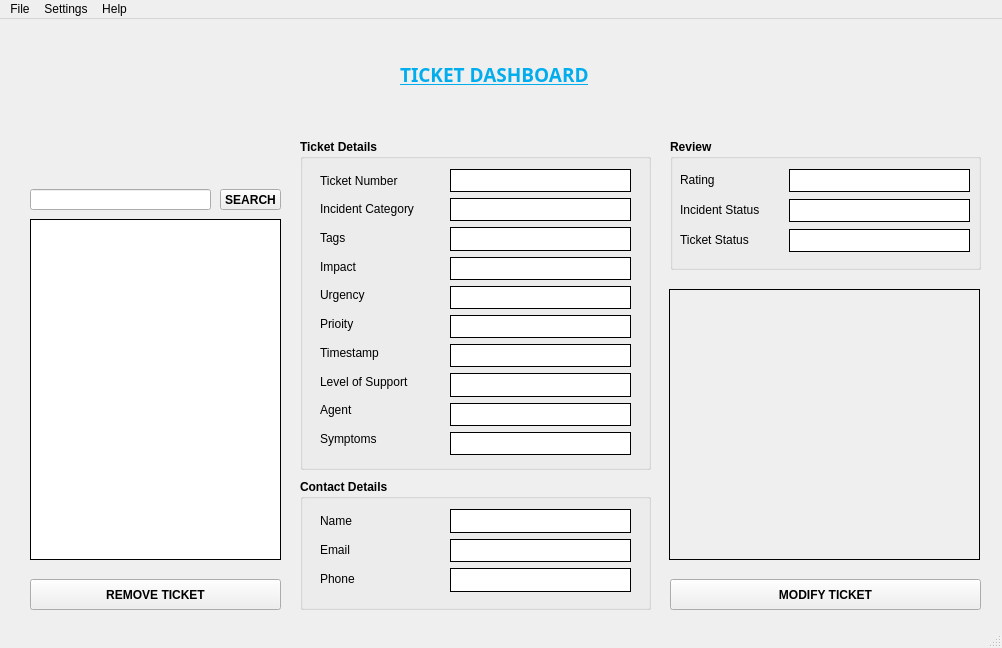
Qt form mainwindow.ui (27011389/BitTicket) before a commit.
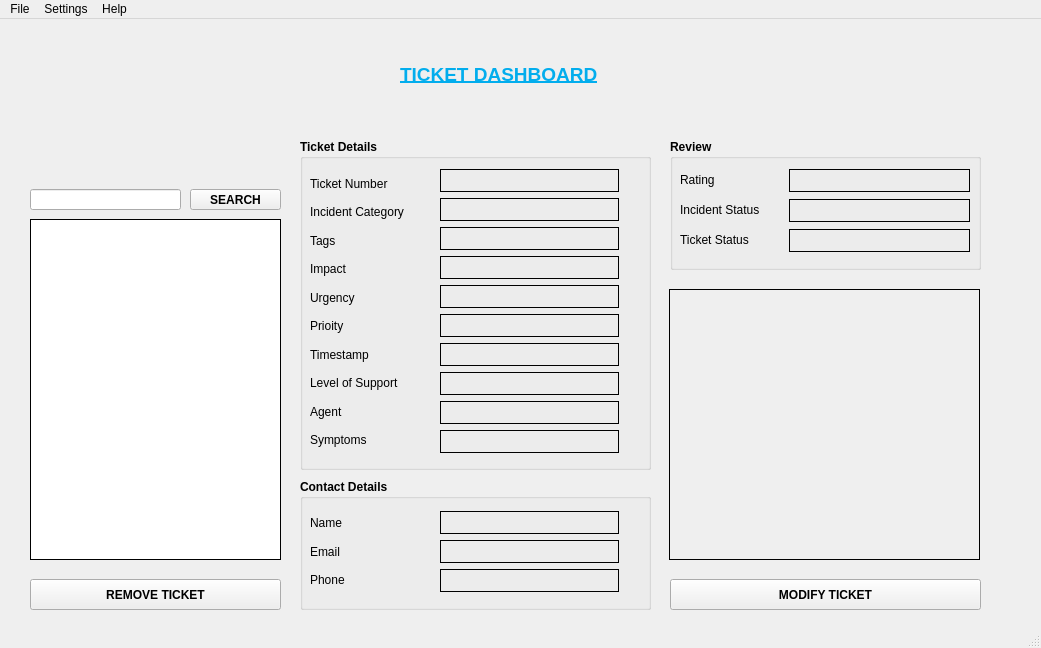
The same form after that commit. Icons and pictures are not drawn.

```diff
--- a/mainwindow.ui
+++ b/mainwindow.ui
@@ -6,7 +6,7 @@
    <rect>
     <x>0</x>
     <y>0</y>
-    <width>1002</width>
+    <width>1041</width>
     <height>648</height>
    </rect>
   </property>
@@ -29,7 +29,6 @@
     </property>
     <property name="font">
      <font>
-      <weight>75</weight>
       <bold>true</bold>
      </font>
     </property>
@@ -47,7 +46,6 @@
      </property>
      <property name="font">
       <font>
-       <weight>50</weight>
        <bold>false</bold>
       </font>
      </property>
@@ -66,13 +64,9 @@
      </property>
      <property name="font">
       <font>
-       <weight>50</weight>
        <bold>false</bold>
       </font>
      </property>
-     <property name="styleSheet">
-      <string notr="true">background-color: rgb(255, 255, 255);</string>
-     </property>
      <property name="frameShape">
       <enum>QFrame::Panel</enum>
      </property>
@@ -94,7 +88,6 @@
      </property>
      <property name="font">
       <font>
-       <weight>50</weight>
        <bold>false</bold>
       </font>
      </property>
@@ -113,7 +106,6 @@
      </property>
      <property name="font">
       <font>
-       <weight>50</weight>
        <bold>false</bold>
       </font>
      </property>
@@ -132,13 +124,9 @@
      </property>
      <property name="font">
       <font>
-       <weight>50</weight>
        <bold>false</bold>
       </font>
      </property>
-     <property name="styleSheet">
-      <string notr="true">background-color: rgb(255, 255, 255);</string>
-     </property>
      <property name="frameShape">
       <enum>QFrame::Panel</enum>
      </property>
@@ -160,13 +148,9 @@
      </property>
      <property name="font">
       <font>
-       <weight>50</weight>
        <bold>false</bold>
       </font>
      </property>
-     <property name="styleSheet">
-      <string notr="true">background-color: rgb(255, 255, 255);</string>
-     </property>
      <property name="frameShape">
       <enum>QFrame::Panel</enum>
      </property>
@@ -208,9 +192,7 @@
     </property>
     <property name="font">
      <font>
-      <family>Uni Sans Heavy CAPS</family>
       <pointsize>14</pointsize>
-      <weight>75</weight>
       <bold>true</bold>
       <underline>true</underline>
       <strikeout>false</strikeout>
@@ -287,7 +269,6 @@
     </property>
     <property name="font">
      <font>
-      <weight>75</weight>
       <bold>true</bold>
      </font>
     </property>
@@ -297,21 +278,53 @@
     <property name="flat">
      <bool>false</bool>
     </property>
-    <widget class="QWidget" name="layoutWidget_2">
+    <widget class="QLabel" name="label_14">
      <property name="geometry">
       <rect>
-       <x>20</x>
-       <y>30</y>
-       <width>131</width>
-       <height>281</height>
+       <x>10</x>
+       <y>290</y>
+       <width>129</width>
+       <height>22</height>
       </rect>
      </property>
-     <layout class="QVBoxLayout" name="verticalLayout_3">
-      <item>
+     <property name="font">
+      <font>
+       <bold>false</bold>
+      </font>
+     </property>
+     <property name="text">
+      <string>Symptoms</string>
+     </property>
+    </widget>
+    <widget class="QLabel" name="lb_level_support">
+     <property name="geometry">
+      <rect>
+       <x>10</x>
+       <y>233</y>
+       <width>129</width>
+       <height>22</height>
+      </rect>
+     </property>
+     <property name="font">
+      <font>
+       <bold>false</bold>
+      </font>
+     </property>
+     <property name="text">
+      <string>Level of Support</string>
+     </property>
+    </widget>
        <widget class="QLabel" name="lb_ticket_num">
+     <property name="geometry">
+      <rect>
+       <x>10</x>
+       <y>33</y>
+       <width>129</width>
+       <height>23</height>
+      </rect>
+     </property>
         <property name="font">
          <font>
-          <weight>50</weight>
           <bold>false</bold>
          </font>
         </property>
@@ -319,77 +332,17 @@
          <string>Ticket Number</string>
         </property>
        </widget>
-      </item>
-      <item>
-       <widget class="QLabel" name="lb_incident_cat">
-        <property name="font">
-         <font>
-          <weight>50</weight>
-          <bold>false</bold>
-         </font>
-        </property>
-        <property name="text">
-         <string>Incident Category</string>
-        </property>
-       </widget>
-      </item>
-      <item>
-       <widget class="QLabel" name="lb_tags">
-        <property name="font">
-         <font>
-          <weight>50</weight>
-          <bold>false</bold>
-         </font>
-        </property>
-        <property name="text">
-         <string>Tags</string>
-        </property>
-       </widget>
-      </item>
-      <item>
-       <widget class="QLabel" name="lb_impact">
-        <property name="font">
-         <font>
-          <weight>50</weight>
-          <bold>false</bold>
-         </font>
-        </property>
-        <property name="text">
-         <string>Impact</string>
-        </property>
-       </widget>
-      </item>
-      <item>
-       <widget class="QLabel" name="lb_urgency">
-        <property name="font">
-         <font>
-          <weight>50</weight>
-          <bold>false</bold>
-         </font>
-        </property>
-        <property name="text">
-         <string>Urgency</string>
-        </property>
-       </widget>
-      </item>
-      <item>
-       <widget class="QLabel" name="lb_priority">
-        <property name="font">
-         <font>
-          <weight>50</weight>
-          <bold>false</bold>
-         </font>
-        </property>
-        <property name="text">
-         <string>Prioity</string>
-        </property>
-       </widget>
-      </item>
-      <item>
        <widget class="QLabel" name="lb_timestamp">
+     <property name="geometry">
+      <rect>
+       <x>10</x>
+       <y>204</y>
+       <width>129</width>
+       <height>23</height>
+      </rect>
+     </property>
         <property name="font">
          <font>
-          <weight>50</weight>
           <bold>false</bold>
          </font>
         </property>
@@ -397,25 +350,17 @@
          <string>Timestamp</string>
         </property>
        </widget>
-      </item>
-      <item>
-       <widget class="QLabel" name="lb_level_support">
-        <property name="font">
-         <font>
-          <weight>50</weight>
-          <bold>false</bold>
-         </font>
-        </property>
-        <property name="text">
-         <string>Level of Support</string>
-        </property>
-       </widget>
-      </item>
-      <item>
        <widget class="QLabel" name="label_3">
+     <property name="geometry">
+      <rect>
+       <x>10</x>
+       <y>261</y>
+       <width>129</width>
+       <height>23</height>
+      </rect>
+     </property>
         <property name="font">
          <font>
-          <weight>50</weight>
           <bold>false</bold>
          </font>
         </property>
@@ -423,46 +368,143 @@
          <string>Agent</string>
         </property>
        </widget>
-      </item>
-      <item>
-       <widget class="QLabel" name="label_14">
+    <widget class="QLabel" name="lb_priority">
+     <property name="geometry">
+      <rect>
+       <x>10</x>
+       <y>176</y>
+       <width>129</width>
+       <height>22</height>
+      </rect>
+     </property>
         <property name="font">
          <font>
-          <weight>50</weight>
           <bold>false</bold>
          </font>
         </property>
         <property name="text">
-         <string>Symptoms</string>
-        </property>
-       </widget>
-      </item>
-     </layout>
+      <string>Prioity</string>
+     </property>
+    </widget>
+    <widget class="QLabel" name="lb_impact">
+     <property name="geometry">
+      <rect>
+       <x>10</x>
+       <y>119</y>
+       <width>129</width>
+       <height>22</height>
+      </rect>
+     </property>
+     <property name="font">
+      <font>
+       <bold>false</bold>
+      </font>
+     </property>
+     <property name="text">
+      <string>Impact</string>
+     </property>
     </widget>
-    <widget class="QWidget" name="layoutWidget_3">
+    <widget class="QLabel" name="lb_urgency">
      <property name="geometry">
       <rect>
-       <x>150</x>
-       <y>30</y>
-       <width>181</width>
-       <height>286</height>
+       <x>10</x>
+       <y>147</y>
+       <width>129</width>
+       <height>23</height>
       </rect>
      </property>
-     <layout class="QVBoxLayout" name="verticalLayout">
-      <item>
+     <property name="font">
+      <font>
+       <bold>false</bold>
+      </font>
+     </property>
+     <property name="text">
+      <string>Urgency</string>
+     </property>
+    </widget>
+    <widget class="QLabel" name="lb_incident_cat">
+     <property name="geometry">
+      <rect>
+       <x>10</x>
+       <y>62</y>
+       <width>129</width>
+       <height>22</height>
+      </rect>
+     </property>
+     <property name="font">
+      <font>
+       <bold>false</bold>
+      </font>
+     </property>
+     <property name="text">
+      <string>Incident Category</string>
+     </property>
+    </widget>
+    <widget class="QLabel" name="lb_tags">
+     <property name="geometry">
+      <rect>
+       <x>10</x>
+       <y>90</y>
+       <width>129</width>
+       <height>23</height>
+      </rect>
+     </property>
+     <property name="font">
+      <font>
+       <bold>false</bold>
+      </font>
+     </property>
+     <property name="text">
+      <string>Tags</string>
+     </property>
+    </widget>
        <widget class="QLabel" name="lb_display_ticketnum">
+     <property name="geometry">
+      <rect>
+       <x>140</x>
+       <y>30</y>
+       <width>179</width>
+       <height>23</height>
+      </rect>
+     </property>
         <property name="font">
          <font>
-          <weight>50</weight>
           <bold>false</bold>
          </font>
         </property>
         <property name="toolTip">
          <string>&lt;html&gt;&lt;head/&gt;&lt;body&gt;&lt;p&gt;Ticket Number&lt;/p&gt;&lt;/body&gt;&lt;/html&gt;</string>
         </property>
-        <property name="styleSheet">
-         <string notr="true">background-color: rgb(255, 255, 255);</string>
-        </property>
+     <property name="frameShape">
+      <enum>QFrame::Box</enum>
+     </property>
+     <property name="frameShadow">
+      <enum>QFrame::Plain</enum>
+     </property>
+     <property name="lineWidth">
+      <number>1</number>
+     </property>
+     <property name="midLineWidth">
+      <number>3</number>
+     </property>
+     <property name="text">
+      <string/>
+     </property>
+    </widget>
+    <widget class="QLabel" name="lb_display_symptoms">
+     <property name="geometry">
+      <rect>
+       <x>140</x>
+       <y>291</y>
+       <width>179</width>
+       <height>23</height>
+      </rect>
+     </property>
+     <property name="font">
+      <font>
+       <bold>false</bold>
+      </font>
+     </property>
         <property name="frameShape">
          <enum>QFrame::Box</enum>
         </property>
@@ -479,46 +521,110 @@
          <string/>
         </property>
        </widget>
-      </item>
-      <item>
+    <widget class="QLabel" name="lb_display_Agent">
+     <property name="geometry">
+      <rect>
+       <x>140</x>
+       <y>262</y>
+       <width>179</width>
+       <height>23</height>
+      </rect>
+     </property>
+     <property name="font">
+      <font>
+       <bold>false</bold>
+      </font>
+     </property>
+     <property name="frameShape">
+      <enum>QFrame::Box</enum>
+     </property>
+     <property name="frameShadow">
+      <enum>QFrame::Plain</enum>
+     </property>
+     <property name="lineWidth">
+      <number>1</number>
+     </property>
+     <property name="midLineWidth">
+      <number>3</number>
+     </property>
+     <property name="text">
+      <string/>
+     </property>
+    </widget>
+    <widget class="QLabel" name="lb_display_timestamp">
+     <property name="geometry">
+      <rect>
+       <x>140</x>
+       <y>204</y>
+       <width>179</width>
+       <height>23</height>
+      </rect>
+     </property>
+     <property name="font">
+      <font>
+       <bold>false</bold>
+      </font>
+     </property>
+     <property name="frameShape">
+      <enum>QFrame::Box</enum>
+     </property>
+     <property name="frameShadow">
+      <enum>QFrame::Plain</enum>
+     </property>
+     <property name="lineWidth">
+      <number>1</number>
+     </property>
+     <property name="midLineWidth">
+      <number>3</number>
+     </property>
+     <property name="text">
+      <string/>
+     </property>
+    </widget>
+    <widget class="QLabel" name="lb_display_levelsupport">
+     <property name="geometry">
+      <rect>
+       <x>140</x>
+       <y>233</y>
+       <width>179</width>
+       <height>23</height>
+      </rect>
+     </property>
+     <property name="font">
+      <font>
+       <bold>false</bold>
+      </font>
+     </property>
+     <property name="frameShape">
+      <enum>QFrame::Box</enum>
+     </property>
+     <property name="frameShadow">
+      <enum>QFrame::Plain</enum>
+     </property>
+     <property name="lineWidth">
+      <number>1</number>
+     </property>
+     <property name="midLineWidth">
+      <number>3</number>
+     </property>
+     <property name="text">
+      <string/>
+     </property>
+    </widget>
        <widget class="QLabel" name="lb_display_Incidentcat">
-        <property name="font">
-         <font>
-          <weight>50</weight>
-          <bold>false</bold>
-         </font>
-        </property>
-        <property name="styleSheet">
-         <string notr="true">background-color: rgb(255, 255, 255);</string>
-        </property>
-        <property name="frameShape">
-         <enum>QFrame::Box</enum>
-        </property>
-        <property name="frameShadow">
-         <enum>QFrame::Plain</enum>
-        </property>
-        <property name="lineWidth">
-         <number>1</number>
-        </property>
-        <property name="midLineWidth">
-         <number>3</number>
-        </property>
-        <property name="text">
-         <string/>
-        </property>
-       </widget>
-      </item>
-      <item>
-       <widget class="QLabel" name="lb_display_tags">
+     <property name="geometry">
+      <rect>
+       <x>140</x>
+       <y>59</y>
+       <width>179</width>
+       <height>23</height>
+      </rect>
+     </property>
         <property name="font">
          <font>
-          <weight>50</weight>
           <bold>false</bold>
          </font>
         </property>
-        <property name="styleSheet">
-         <string notr="true">background-color: rgb(255, 255, 255);</string>
-        </property>
         <property name="frameShape">
          <enum>QFrame::Box</enum>
         </property>
@@ -535,46 +641,20 @@
          <string/>
         </property>
        </widget>
-      </item>
-      <item>
        <widget class="QLabel" name="lb_display_impact">
-        <property name="font">
-         <font>
-          <weight>50</weight>
-          <bold>false</bold>
-         </font>
-        </property>
-        <property name="styleSheet">
-         <string notr="true">background-color: rgb(255, 255, 255);</string>
-        </property>
-        <property name="frameShape">
-         <enum>QFrame::Box</enum>
-        </property>
-        <property name="frameShadow">
-         <enum>QFrame::Plain</enum>
-        </property>
-        <property name="lineWidth">
-         <number>1</number>
-        </property>
-        <property name="midLineWidth">
-         <number>3</number>
-        </property>
-        <property name="text">
-         <string/>
-        </property>
-       </widget>
-      </item>
-      <item>
-       <widget class="QLabel" name="lb_display_urgency">
+     <property name="geometry">
+      <rect>
+       <x>140</x>
+       <y>117</y>
+       <width>179</width>
+       <height>23</height>
+      </rect>
+     </property>
         <property name="font">
          <font>
-          <weight>50</weight>
           <bold>false</bold>
          </font>
         </property>
-        <property name="styleSheet">
-         <string notr="true">background-color: rgb(255, 255, 255);</string>
-        </property>
         <property name="frameShape">
          <enum>QFrame::Box</enum>
         </property>
@@ -591,46 +671,20 @@
          <string/>
         </property>
        </widget>
-      </item>
-      <item>
        <widget class="QLabel" name="lb_display_priority">
-        <property name="font">
-         <font>
-          <weight>50</weight>
-          <bold>false</bold>
-         </font>
-        </property>
-        <property name="styleSheet">
-         <string notr="true">background-color: rgb(255, 255, 255);</string>
-        </property>
-        <property name="frameShape">
-         <enum>QFrame::Box</enum>
-        </property>
-        <property name="frameShadow">
-         <enum>QFrame::Plain</enum>
-        </property>
-        <property name="lineWidth">
-         <number>1</number>
-        </property>
-        <property name="midLineWidth">
-         <number>3</number>
-        </property>
-        <property name="text">
-         <string/>
-        </property>
-       </widget>
-      </item>
-      <item>
-       <widget class="QLabel" name="lb_display_timestamp">
+     <property name="geometry">
+      <rect>
+       <x>140</x>
+       <y>175</y>
+       <width>179</width>
+       <height>23</height>
+      </rect>
+     </property>
         <property name="font">
          <font>
-          <weight>50</weight>
           <bold>false</bold>
          </font>
         </property>
-        <property name="styleSheet">
-         <string notr="true">background-color: rgb(255, 255, 255);</string>
-        </property>
         <property name="frameShape">
          <enum>QFrame::Box</enum>
         </property>
@@ -647,46 +701,20 @@
          <string/>
         </property>
        </widget>
-      </item>
-      <item>
-       <widget class="QLabel" name="lb_display_levelsupport">
-        <property name="font">
-         <font>
-          <weight>50</weight>
-          <bold>false</bold>
-         </font>
-        </property>
-        <property name="styleSheet">
-         <string notr="true">background-color: rgb(255, 255, 255);</string>
-        </property>
-        <property name="frameShape">
-         <enum>QFrame::Box</enum>
-        </property>
-        <property name="frameShadow">
-         <enum>QFrame::Plain</enum>
-        </property>
-        <property name="lineWidth">
-         <number>1</number>
-        </property>
-        <property name="midLineWidth">
-         <number>3</number>
-        </property>
-        <property name="text">
-         <string/>
-        </property>
-       </widget>
-      </item>
-      <item>
-       <widget class="QLabel" name="lb_display_Agent">
+    <widget class="QLabel" name="lb_display_tags">
+     <property name="geometry">
+      <rect>
+       <x>140</x>
+       <y>88</y>
+       <width>179</width>
+       <height>23</height>
+      </rect>
+     </property>
         <property name="font">
          <font>
-          <weight>50</weight>
           <bold>false</bold>
          </font>
         </property>
-        <property name="styleSheet">
-         <string notr="true">background-color: rgb(255, 255, 255);</string>
-        </property>
         <property name="frameShape">
          <enum>QFrame::Box</enum>
         </property>
@@ -703,18 +731,20 @@
          <string/>
         </property>
        </widget>
-      </item>
-      <item>
-       <widget class="QLabel" name="lb_display_symptoms">
+    <widget class="QLabel" name="lb_display_urgency">
+     <property name="geometry">
+      <rect>
+       <x>140</x>
+       <y>146</y>
+       <width>179</width>
+       <height>23</height>
+      </rect>
+     </property>
         <property name="font">
          <font>
-          <weight>50</weight>
           <bold>false</bold>
          </font>
         </property>
-        <property name="styleSheet">
-         <string notr="true">background-color: rgb(255, 255, 255);</string>
-        </property>
         <property name="frameShape">
          <enum>QFrame::Box</enum>
         </property>
@@ -730,9 +760,6 @@
         <property name="text">
          <string/>
         </property>
-       </widget>
-      </item>
-     </layout>
     </widget>
    </widget>
    <widget class="QGroupBox" name="groupBox_2">
@@ -746,54 +773,113 @@
     </property>
     <property name="font">
      <font>
-      <weight>75</weight>
       <bold>true</bold>
      </font>
     </property>
     <property name="title">
      <string>Contact Details</string>
     </property>
-    <widget class="QWidget" name="layoutWidget_7">
+    <widget class="QLabel" name="lb_display_phone">
      <property name="geometry">
       <rect>
-       <x>20</x>
-       <y>30</y>
-       <width>61</width>
-       <height>81</height>
+       <x>140</x>
+       <y>90</y>
+       <width>179</width>
+       <height>23</height>
       </rect>
      </property>
-     <layout class="QVBoxLayout" name="verticalLayout_4">
-      <item>
-       <widget class="QLabel" name="lb_name">
         <property name="font">
          <font>
-          <weight>50</weight>
           <bold>false</bold>
          </font>
         </property>
+     <property name="frameShape">
+      <enum>QFrame::Box</enum>
+     </property>
+     <property name="frameShadow">
+      <enum>QFrame::Plain</enum>
+     </property>
+     <property name="lineWidth">
+      <number>1</number>
+     </property>
+     <property name="midLineWidth">
+      <number>3</number>
+     </property>
         <property name="text">
-         <string>Name</string>
-        </property>
-       </widget>
-      </item>
-      <item>
-       <widget class="QLabel" name="lb_email">
+      <string/>
+     </property>
+    </widget>
+    <widget class="QLabel" name="lb_display_email">
+     <property name="geometry">
+      <rect>
+       <x>140</x>
+       <y>61</y>
+       <width>179</width>
+       <height>23</height>
+      </rect>
+     </property>
         <property name="font">
          <font>
-          <weight>50</weight>
           <bold>false</bold>
          </font>
         </property>
+     <property name="frameShape">
+      <enum>QFrame::Box</enum>
+     </property>
+     <property name="frameShadow">
+      <enum>QFrame::Plain</enum>
+     </property>
+     <property name="lineWidth">
+      <number>1</number>
+     </property>
+     <property name="midLineWidth">
+      <number>3</number>
+     </property>
         <property name="text">
-         <string>Email</string>
-        </property>
-       </widget>
-      </item>
-      <item>
+      <string/>
+     </property>
+    </widget>
+    <widget class="QLabel" name="lb_display_name">
+     <property name="geometry">
+      <rect>
+       <x>140</x>
+       <y>32</y>
+       <width>179</width>
+       <height>23</height>
+      </rect>
+     </property>
+     <property name="font">
+      <font>
+       <bold>false</bold>
+      </font>
+     </property>
+     <property name="frameShape">
+      <enum>QFrame::Box</enum>
+     </property>
+     <property name="frameShadow">
+      <enum>QFrame::Plain</enum>
+     </property>
+     <property name="lineWidth">
+      <number>1</number>
+     </property>
+     <property name="midLineWidth">
+      <number>3</number>
+     </property>
+     <property name="text">
+      <string/>
+     </property>
+    </widget>
        <widget class="QLabel" name="lb_phone">
+     <property name="geometry">
+      <rect>
+       <x>10</x>
+       <y>90</y>
+       <width>59</width>
+       <height>22</height>
+      </rect>
+     </property>
         <property name="font">
          <font>
-          <weight>50</weight>
           <bold>false</bold>
          </font>
         </property>
@@ -801,104 +887,41 @@
          <string>Phone</string>
         </property>
        </widget>
-      </item>
-     </layout>
-    </widget>
-    <widget class="QWidget" name="layoutWidget_8">
+    <widget class="QLabel" name="lb_email">
      <property name="geometry">
       <rect>
-       <x>150</x>
-       <y>30</y>
-       <width>181</width>
-       <height>83</height>
+       <x>10</x>
+       <y>61</y>
+       <width>59</width>
+       <height>23</height>
       </rect>
      </property>
-     <layout class="QVBoxLayout" name="verticalLayout_2">
-      <item>
-       <widget class="QLabel" name="lb_display_name">
         <property name="font">
          <font>
-          <weight>50</weight>
           <bold>false</bold>
          </font>
         </property>
-        <property name="styleSheet">
-         <string notr="true">background-color: rgb(255, 255, 255);</string>
-        </property>
-        <property name="frameShape">
-         <enum>QFrame::Box</enum>
-        </property>
-        <property name="frameShadow">
-         <enum>QFrame::Plain</enum>
-        </property>
-        <property name="lineWidth">
-         <number>1</number>
-        </property>
-        <property name="midLineWidth">
-         <number>3</number>
-        </property>
         <property name="text">
-         <string/>
-        </property>
-       </widget>
-      </item>
-      <item>
-       <widget class="QLabel" name="lb_display_email">
-        <property name="font">
-         <font>
-          <weight>50</weight>
-          <bold>false</bold>
-         </font>
-        </property>
-        <property name="styleSheet">
-         <string notr="true">background-color: rgb(255, 255, 255);</string>
-        </property>
-        <property name="frameShape">
-         <enum>QFrame::Box</enum>
-        </property>
-        <property name="frameShadow">
-         <enum>QFrame::Plain</enum>
-        </property>
-        <property name="lineWidth">
-         <number>1</number>
-        </property>
-        <property name="midLineWidth">
-         <number>3</number>
-        </property>
-        <property name="text">
-         <string/>
-        </property>
-       </widget>
-      </item>
-      <item>
-       <widget class="QLabel" name="lb_display_phone">
+      <string>Email</string>
+     </property>
+    </widget>
+    <widget class="QLabel" name="lb_name">
+     <property name="geometry">
+      <rect>
+       <x>10</x>
+       <y>33</y>
+       <width>59</width>
+       <height>22</height>
+      </rect>
+     </property>
         <property name="font">
          <font>
-          <weight>50</weight>
           <bold>false</bold>
          </font>
         </property>
-        <property name="styleSheet">
-         <string notr="true">background-color: rgb(255, 255, 255);</string>
-        </property>
-        <property name="frameShape">
-         <enum>QFrame::Box</enum>
-        </property>
-        <property name="frameShadow">
-         <enum>QFrame::Plain</enum>
-        </property>
-        <property name="lineWidth">
-         <number>1</number>
-        </property>
-        <property name="midLineWidth">
-         <number>3</number>
-        </property>
         <property name="text">
-         <string/>
-        </property>
-       </widget>
-      </item>
-     </layout>
+      <string>Name</string>
+     </property>
     </widget>
    </widget>
    <widget class="QLabel" name="label_2">
@@ -929,7 +952,7 @@
      <rect>
       <x>30</x>
       <y>170</y>
-      <width>181</width>
+      <width>151</width>
       <height>21</height>
      </rect>
     </property>
@@ -940,15 +963,14 @@
    <widget class="QPushButton" name="pushButton">
     <property name="geometry">
      <rect>
-      <x>220</x>
+      <x>190</x>
       <y>170</y>
-      <width>61</width>
+      <width>91</width>
       <height>21</height>
      </rect>
     </property>
     <property name="font">
      <font>
-      <weight>75</weight>
       <bold>true</bold>
      </font>
     </property>
@@ -978,8 +1000,8 @@
     <rect>
      <x>0</x>
      <y>0</y>
-     <width>1002</width>
-     <height>21</height>
+     <width>1041</width>
+     <height>22</height>
     </rect>
    </property>
    <widget class="QMenu" name="menuFile">
```
Left out of the diff: 3 changed lines with no effect on the pictures. Lines whose indentation alone changed are shown as unchanged.
